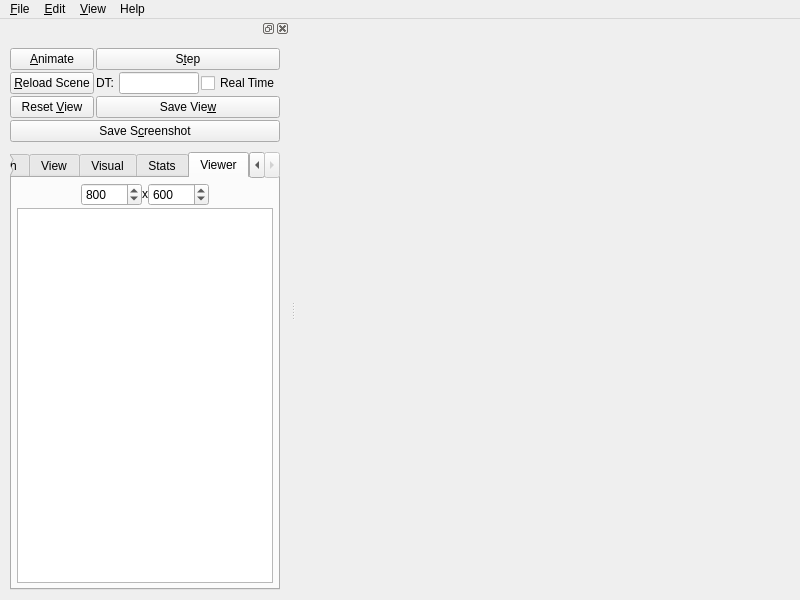
The window that src/sofa/qt/GUI.ui (CRIStAL-PADR/Sofa.Qt) describes before a commit, drawn with Qt 5.
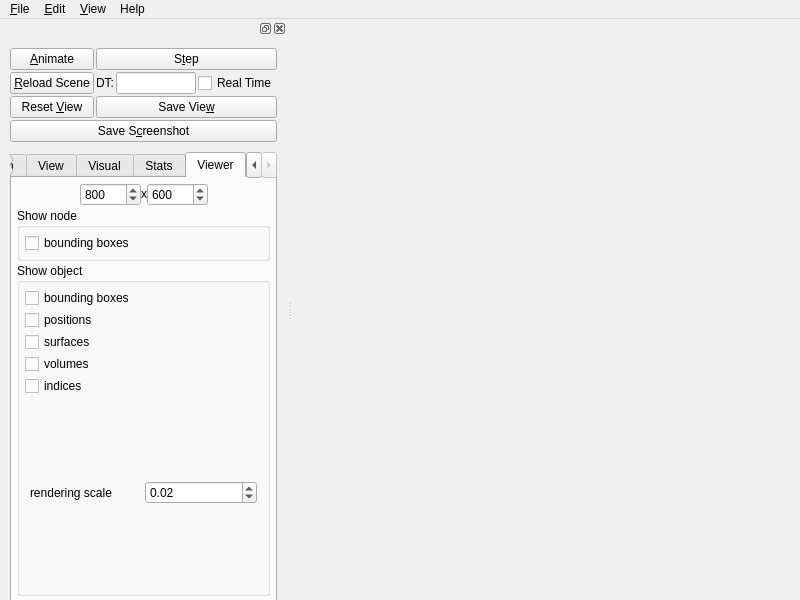
The same window after the commit. The open tabs and pages were chosen to show the change. Icons and pictures are not drawn.

Commit message: Add selection parameters in the Viewer's tab and move the "documentation" in its own QDialog windget.

Diff of the .ui file:
```diff
--- a/src/sofa/qt/GUI.ui
+++ b/src/sofa/qt/GUI.ui
@@ -127,7 +127,7 @@
    <property name="minimumSize">
     <size>
      <width>200</width>
-     <height>551</height>
+     <height>594</height>
     </size>
    </property>
    <attribute name="dockWidgetArea">
@@ -644,7 +644,111 @@
              </layout>
             </item>
             <item>
-             <widget class="QTextBrowser" name="textEdit1"/>
+             <layout class="QVBoxLayout" name="tabViewerShowObjectNode">
+              <item>
+               <widget class="QGroupBox" name="showNode">
+                <property name="sizePolicy">
+                 <sizepolicy hsizetype="Preferred" vsizetype="Preferred">
+                  <horstretch>0</horstretch>
+                  <verstretch>0</verstretch>
+                 </sizepolicy>
+                </property>
+                <property name="title">
+                 <string>Show node</string>
+                </property>
+                <layout class="QVBoxLayout" name="verticalLayout_4">
+                 <item>
+                  <layout class="QVBoxLayout" name="verticalLayout_3">
+                   <item>
+                    <widget class="QCheckBox" name="showNodeBoundingBox">
+                     <property name="text">
+                      <string>bounding boxes</string>
+                     </property>
+                    </widget>
+                   </item>
+                  </layout>
+                 </item>
+                </layout>
+               </widget>
+              </item>
+              <item>
+               <widget class="QGroupBox" name="showObject">
+                <property name="sizePolicy">
+                 <sizepolicy hsizetype="Preferred" vsizetype="Expanding">
+                  <horstretch>0</horstretch>
+                  <verstretch>0</verstretch>
+                 </sizepolicy>
+                </property>
+                <property name="title">
+                 <string>Show object</string>
+                </property>
+                <layout class="QVBoxLayout" name="verticalLayout">
+                 <item>
+                  <layout class="QVBoxLayout" name="verticalLayout_2">
+                   <item>
+                    <widget class="QCheckBox" name="showObjectBoundingBox">
+                     <property name="text">
+                      <string>bounding boxes</string>
+                     </property>
+                    </widget>
+                   </item>
+                   <item>
+                    <widget class="QCheckBox" name="showObjectPositions">
+                     <property name="text">
+                      <string>positions</string>
+                     </property>
+                    </widget>
+                   </item>
+                   <item>
+                    <widget class="QCheckBox" name="showObjectSurfaces">
+                     <property name="text">
+                      <string>surfaces</string>
+                     </property>
+                    </widget>
+                   </item>
+                   <item>
+                    <widget class="QCheckBox" name="showObjectVolumes">
+                     <property name="text">
+                      <string>volumes</string>
+                     </property>
+                    </widget>
+                   </item>
+                   <item>
+                    <widget class="QCheckBox" name="showObjectIndices">
+                     <property name="text">
+                      <string>indices</string>
+                     </property>
+                    </widget>
+                   </item>
+                   <item>
+                    <widget class="QWidget" name="renderingScale" native="true">
+                     <layout class="QHBoxLayout" name="horizontalLayout_3">
+                      <item>
+                       <widget class="QLabel" name="label">
+                        <property name="text">
+                         <string>rendering scale</string>
+                        </property>
+                       </widget>
+                      </item>
+                      <item>
+                       <widget class="QDoubleSpinBox" name="value">
+                        <property name="singleStep">
+                         <double>0.100000000000000</double>
+                        </property>
+                        <property name="value">
+                         <double>0.020000000000000</double>
+                        </property>
+                       </widget>
+                      </item>
+                     </layout>
+                    </widget>
+                   </item>
+                  </layout>
+                 </item>
+                </layout>
+               </widget>
+              </item>
+             </layout>
             </item>
            </layout>
           </widget>
```
Left out of the diff: 128 changed lines with no effect on the pictures. The commit also changes 4 other files.
